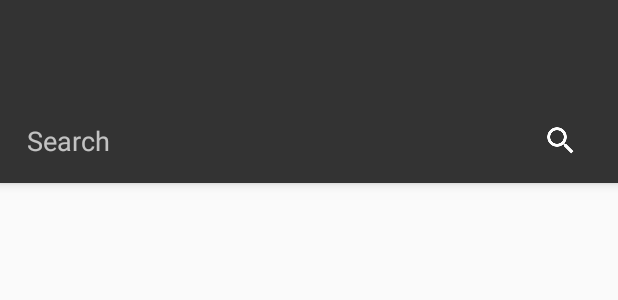
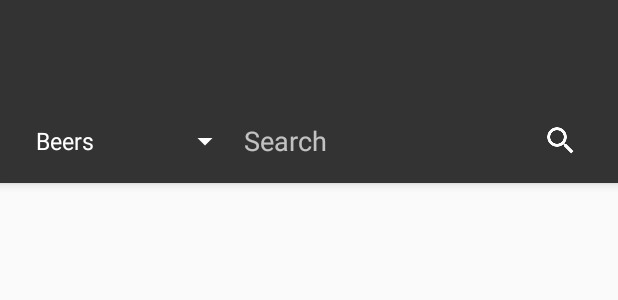
Before and after one commit to MD4/BeBeer, an Android app: the layout activity_beer_list.xml on its own in the app's theme, with its tools: preview values and no code run, on a phone screen of 412 x 824 dp. Shown: the top 300 px of the screen. Run offline under Robolectric (Android 15) with nearby library versions, the light colour scheme and no system bars.

Commit message:
Add menu into list activity

```diff
--- a/app/src/main/res/layout/activity_beer_list.xml
+++ b/app/src/main/res/layout/activity_beer_list.xml
@@ -30,6 +30,12 @@
                 android:orientation="horizontal"
                 android:focusable="true"
                 android:focusableInTouchMode="true">
+
+                <Spinner
+                    android:id="@+id/list_menu_spinner"
+                    android:layout_width="wrap_content"
+                    android:layout_height="wrap_content"
+                    android:entries="@array/menu_entries" />
 
                 <EditText
                     android:id="@+id/beer_list_search_view"
--- a/app/src/main/res/layout/activity_brewery_list.xml
+++ b/app/src/main/res/layout/activity_brewery_list.xml
@@ -30,6 +30,12 @@
                 android:orientation="horizontal"
                 android:focusable="true"
                 android:focusableInTouchMode="true">
+
+                <Spinner
+                    android:id="@+id/list_menu_spinner"
+                    android:layout_width="wrap_content"
+                    android:layout_height="wrap_content"
+                    android:entries="@array/menu_entries" />
 
                 <EditText
                     android:id="@+id/brewery_list_search_view"
--- a/app/src/main/res/values/strings.xml
+++ b/app/src/main/res/values/strings.xml
@@ -37,11 +37,17 @@
     <string name="beer_my_rating">My review</string>iun p
     <string name="user_profile_gravatar">user profile image</string>
     <string name="title_activity_user_profile">UserProfile</string>
-    <string name="beer_last_rating">Last reviews</string>
 
     <string name="title_activity_brewery_list">Brewery_list</string>
     <string name="brewery_list_search_label">Search</string>
     <string name="brewery_list_search_clear_cd">Clear search</string>
     <string name="beer_last_rating">Last reviews</string>
     <string name="last_reviews">Last reviews</string>iun p
+
+    <string-array name="menu_entries">
+        <item>Beers</item>
+        <item>Breweries</item>
+        <item>Profile</item>
+        <item>Disconnect</item>
+    </string-array>
 </resources>
```
Also changed, not shown: app/src/main/java/android/epsi/com/bebeer/activities/beer/list/BeerListActivity.java (+21 -1 lines), app/src/main/java/android/epsi/com/bebeer/activities/brewery/list/BreweryListActivity.java (+24 -0 lines), app/src/main/java/android/epsi/com/bebeer/services/OnItemSelectedMenuListener.java (added, +90 -0 lines), 1 other file.
